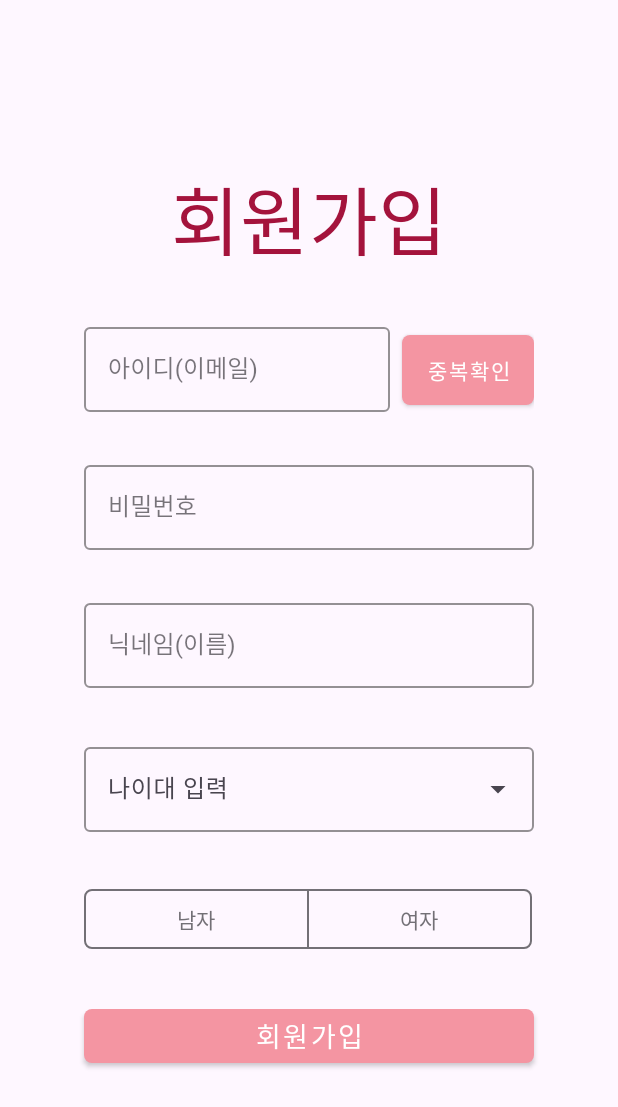
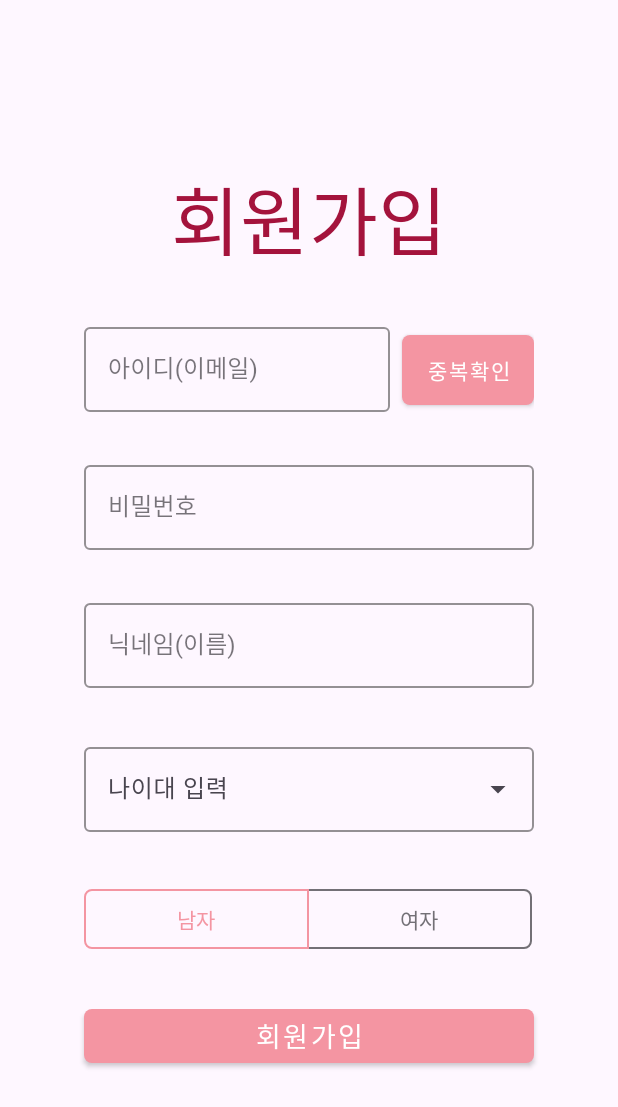
Before and after one commit to Dufrane-S/icepop, an Android app: the fragment SignupFragment placed in its activity, on a phone screen of 412 x 824 dp. Shown: the top 1107 px of the screen. Run offline under Robolectric (Android 15) with nearby library versions, the phone set to English and light mode, and no system bars; network calls fail.

Commit message:
Add : 회원가입 기능 구현

```diff
--- a/android/app/src/main/java/com/ssafy/icepop/base/ApplicationClass.kt
+++ b/android/app/src/main/java/com/ssafy/icepop/base/ApplicationClass.kt
@@ -14,7 +14,7 @@ import java.util.concurrent.TimeUnit
 private const val TAG = "ApplicationClass_싸피"
 class ApplicationClass : Application() {
     companion object{
-        const val SERVER_URL = "http://192.168.244.177:8080/"
+        const val SERVER_URL = "http://192.168.0.2:8080/"
 //        const val SERVER_URL = "http://localhost:8080/"
 //        const val MENU_IMGS_URL = "${SERVER_URL}imgs/menu/"
 //        const val IMGS_URL = "${SERVER_URL}imgs/"
--- a/android/app/src/main/java/com/ssafy/icepop/data/remote/RetrofitUtil.kt
+++ b/android/app/src/main/java/com/ssafy/icepop/data/remote/RetrofitUtil.kt
@@ -4,6 +4,6 @@ import com.ssafy.smartstore_jetpack.base.ApplicationClass
 
 class RetrofitUtil {
     companion object {
-        val userService = ApplicationClass.retrofit.create(UserService::class.java)
+        val userService: UserService = ApplicationClass.retrofit.create(UserService::class.java)
     }
 }
--- a/android/app/src/main/java/com/ssafy/icepop/data/remote/UserService.kt
+++ b/android/app/src/main/java/com/ssafy/icepop/data/remote/UserService.kt
@@ -10,4 +10,7 @@ import retrofit2.http.POST
 interface UserService {
     @POST("member/login")
     suspend fun login(@Body user: User): Member
+
+    @POST("member/join")
+    suspend fun signup(@Body user : User)
 }
--- a/android/app/src/main/java/com/ssafy/icepop/ui/auth/AuthActivity.kt
+++ b/android/app/src/main/java/com/ssafy/icepop/ui/auth/AuthActivity.kt
@@ -63,5 +63,9 @@ class AuthActivity : BaseActivity<ActivityAuthBinding>(ActivityAuthBinding::infl
 
         const val LOGIN_FRAGMENT = 2
         const val SIGN_UP_FRAGMENT = 3
+
+        const val MALE = 1
+        const val FEMALE = 2
+        const val NOTHING = -1
     }
 }
--- a/android/app/src/main/java/com/ssafy/icepop/ui/auth/SignupFragment.kt
+++ b/android/app/src/main/java/com/ssafy/icepop/ui/auth/SignupFragment.kt
@@ -1,34 +1,74 @@
 package com.ssafy.icepop.ui.auth
 
+import android.content.Context
 import android.os.Bundle
 import android.util.Log
-import android.view.LayoutInflater
 import android.view.View
-import android.view.ViewGroup
-import android.widget.ArrayAdapter
-import android.widget.AutoCompleteTextView
-import android.widget.EditText
-import com.google.android.material.textfield.TextInputEditText
+import androidx.lifecycle.lifecycleScope
 import com.ssafy.icepop.R
+import com.ssafy.icepop.data.model.dto.User
+import com.ssafy.icepop.data.remote.RetrofitUtil
 import com.ssafy.icepop.databinding.FragmentSignupBinding
 import com.ssafy.smartstore_jetpack.base.BaseFragment
-import okhttp3.internal.notify
+import kotlinx.coroutines.launch
 
 private const val TAG = "SignupFragment_ssafy"
 class SignupFragment : BaseFragment<FragmentSignupBinding> (
     FragmentSignupBinding::bind,
     R.layout.fragment_signup
 ) {
-    override fun onCreateView(
-        inflater: LayoutInflater,
-        container: ViewGroup?,
-        savedInstanceState: Bundle?
-    ): View? {
-        return super.onCreateView(inflater, container, savedInstanceState)
+    private lateinit var authActivity: AuthActivity
 
+    private var selectGender = 1
+
+    override fun onAttach(context: Context) {
+        super.onAttach(context)
+
+        authActivity = context as AuthActivity
     }
 
     override fun onViewCreated(view: View, savedInstanceState: Bundle?) {
         super.onViewCreated(view, savedInstanceState)
+
+        initEvent()
+    }
+
+    private fun initEvent() {
+        binding.genderToggleGroup.addOnButtonCheckedListener { group, checkedId, isChecked ->
+            if (isChecked) {
+                selectGender = when(checkedId) {
+                    R.id.male_button -> AuthActivity.MALE
+                    R.id.female_button -> AuthActivity.FEMALE
+                    else -> AuthActivity.NOTHING
+                }
+
+                Log.d(TAG, "initEvent: $selectGender")
+            }
+        }
+
+        //회원가입 버튼 클릭시 처리
+        binding.signupBtn.setOnClickListener {
+            val email = binding.etId.text.toString()
+            val password = binding.etPassword.text.toString()
+            val name = binding.etName.text.toString()
+            val age = binding.ageTextView.text.toString().toInt()
+            val gender = selectGender
+
+            Log.d(TAG, "$email $password $name $age $gender")
+
+            signUp(User(email, password, name, age, gender))
+        }
+    }
+
+    private fun signUp(user : User) {
+        lifecycleScope.launch {
+            runCatching {
+                RetrofitUtil.userService.signup(user)
+            }.onSuccess {
+                authActivity.changeFragment(AuthActivity.LOGIN_FRAGMENT)
+            }.onFailure {
+                showToast("회원가입에 실패했습니다.")
+            }
+        }
     }
 }
--- a/android/app/src/main/res/layout/fragment_signup.xml
+++ b/android/app/src/main/res/layout/fragment_signup.xml
@@ -8,7 +8,6 @@
     android:orientation="vertical"
     android:gravity="center"
     tools:context=".ui.auth.SignupFragment">
-
 
     <TextView
         android:layout_width="wrap_content"
@@ -92,7 +91,6 @@
             android:id="@+id/et_name"
             android:layout_width="match_parent"
             android:layout_height="wrap_content"
-            android:inputType="textPassword"
             android:fontFamily="@font/meet_me" />
     </com.google.android.material.textfield.TextInputLayout>
 
@@ -111,7 +109,7 @@
         app:hintTextColor="@color/primary_color"
         app:boxStrokeColor="@color/primary_color">
         <AutoCompleteTextView
-            android:id="@+id/auto_complete_text_view"
+            android:id="@+id/age_text_view"
             android:layout_width="match_parent"
             android:layout_height="wrap_content"
             android:inputType="none"
@@ -125,11 +123,14 @@
         android:layout_height="30dp"/>
 
     <com.google.android.material.button.MaterialButtonToggleGroup
+        android:id="@+id/gender_toggle_group"
         android:layout_width="300dp"
         android:layout_height="wrap_content"
-        app:singleSelection="true">
+        app:singleSelection="true"
+        app:checkedButton="@+id/male_button">
 
         <com.google.android.material.button.MaterialButton
+            android:id="@+id/male_button"
             style="?attr/materialButtonOutlinedStyle"
             android:layout_width="150dp"
             android:layout_height="wrap_content"
@@ -141,6 +142,7 @@
             app:cornerRadius="5dp" />
 
         <com.google.android.material.button.MaterialButton
+            android:id="@+id/female_button"
             style="?attr/materialButtonOutlinedStyle"
             android:layout_width="150dp"
             android:layout_height="wrap_content"
```
Also changed, not shown: android/app/src/main/java/com/ssafy/icepop/data/model/dto/User.kt (+9 -1 lines).
